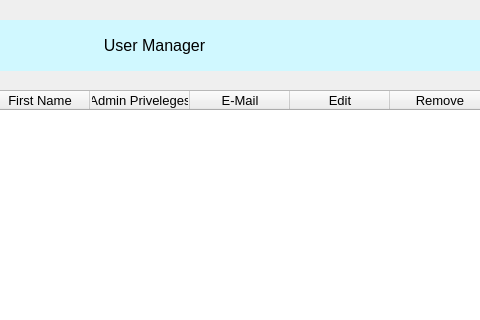
Qt form gui/UF_UserManager.ui (ZachThornee/3K04PaceMaker) before a commit; both pictures show x 431 to 911 and y 0 to 320 of the 1172 by 691 pixel window.
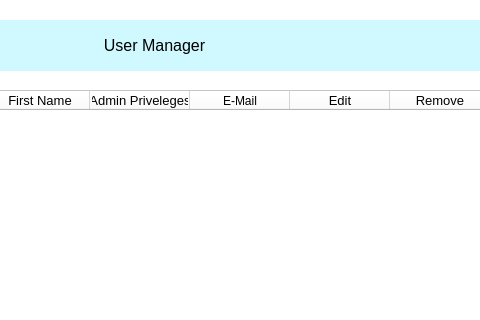
The same form after that commit.

Diff of the .ui file:
```diff
--- a/gui/UF_UserManager.ui
+++ b/gui/UF_UserManager.ui
@@ -13,6 +13,9 @@
   <property name="windowTitle">
    <string>User Manager</string>
   </property>
+  <property name="styleSheet">
+   <string notr="true">BACKGROUND-COLOR: rgb(255, 255, 255);</string>
+  </property>
   <widget class="QTableWidget" name="TAB_Users">
    <property name="geometry">
     <rect>
```
